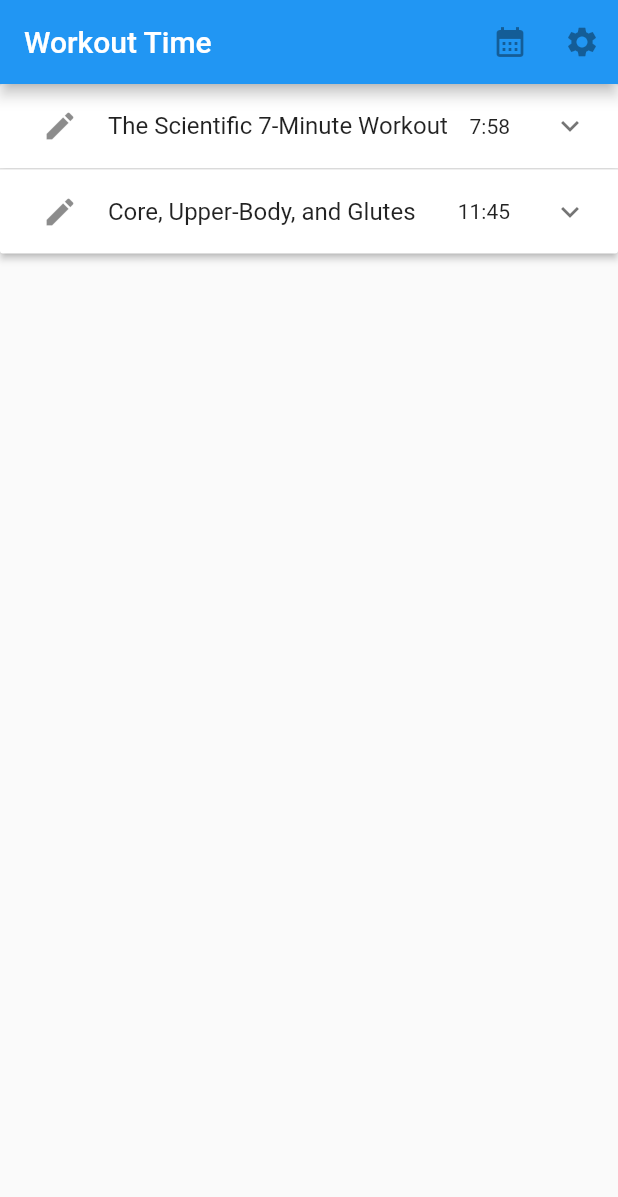
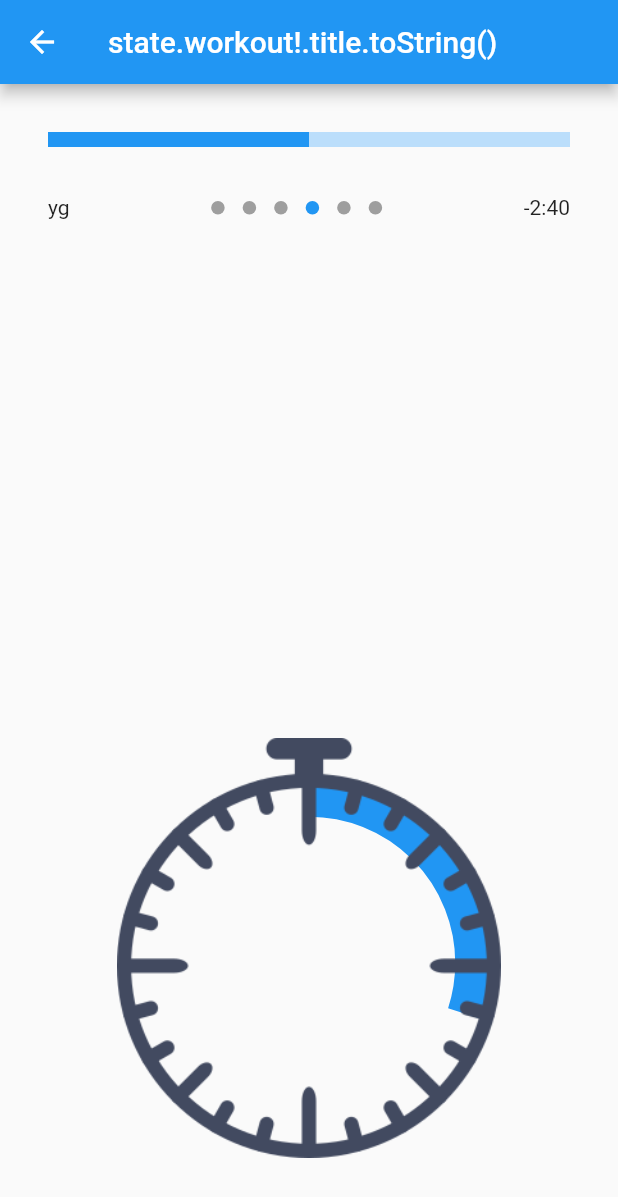
Before and after one commit to ckchamara/flutter_bloc_app_complete_youtube_bloc, a Flutter app: the screen it shows after launch, on a phone screen of 412 x 824 dp. Shown: the top 1197 px of the screen. Run offline on Flutter 3.47's test engine with Material 2 defaults, Android fonts, the phone set to English and light mode, and no system bars; drawn by our look-alikes of dots_indicator; our stand-ins replace equatable, flutter_bloc, numberpicker.

Commit message:
final poits

```diff
--- a/lib/routes/routes.dart
+++ b/lib/routes/routes.dart
@@ -1,8 +1,10 @@
 import 'package:flutter/cupertino.dart';
 import '../screens/editWorkoutScreen.dart';
 import '../screens/homeScreen.dart';
+import '../screens/workout_in_progress_screen.dart';
 
 Map<String, WidgetBuilder> routes = {
-  '/': (context) => const HomeScreen(),
+  // '/': (context) => const HomeScreen(),
+  '/': (context) => const WorkoutInProgressScreen(),
   '/editWorkoutScreen': (context) => const EditWorkoutScreen(),
 };
--- /dev/null
+++ b/lib/screens/workout_in_progress_screen.dart
@@ -0,0 +1,97 @@
+import 'package:dots_indicator/dots_indicator.dart';
+import 'package:flutter/material.dart';
+import 'package:flutter_bloc/flutter_bloc.dart';
+import 'package:flutter_bloc_app_complete/blocs/workoutBloc/workout_bloc.dart';
+import 'package:flutter_bloc_app_complete/blocs/workoutBloc/workout_bloc.dart';
+
+import '../blocs/helpers/helper.dart';
+
+class WorkoutInProgressScreen extends StatefulWidget {
+  const WorkoutInProgressScreen({Key? key}) : super(key: key);
+
+  @override
+  State<WorkoutInProgressScreen> createState() =>
+      _WorkoutInProgressScreenState();
+}
+
+class _WorkoutInProgressScreenState extends State<WorkoutInProgressScreen> {
+  @override
+  Widget build(BuildContext context) {
+    return BlocConsumer<WorkoutBloc, WorkoutState>(
+        builder: (context, state) {
+          return Scaffold(
+              appBar: AppBar(
+                title: Text("state.workout!.title.toString()"),
+                leading: BackButton(
+                    // onPressed: () =>
+                    //     BlocProvider.of<WorkoutBloc>(context).goHome(),
+                    ),
+              ),
+              body: Container(
+                padding: const EdgeInsets.all(32),
+                child: Column(
+                  children: [
+                    LinearProgressIndicator(
+                      backgroundColor: Colors.blue[100],
+                      minHeight: 10,
+                      value: 0.5,
+                    ),
+                    Padding(
+                      padding: const EdgeInsets.only(top: 30),
+                      child: Row(
+                        mainAxisAlignment: MainAxisAlignment.spaceBetween,
+                        children: [
+                          Text("yg"),
+                          DotsIndicator(
+                            dotsCount: 6,
+                            position: 3,
+                          ),
+                          Text('-${formatDuration(160)}')
+                        ],
+                      ),
+                    ),
+                    const Spacer(),
+                    InkWell(
+                      onTap: () {
+                        // if (state is WorkoutInProgress) {
+                        //   BlocProvider.of<WorkoutCubit>(context).pauseWorkout();
+                        // } else if (state is WorkoutPaused) {
+                        //   BlocProvider.of<WorkoutCubit>(context)
+                        //       .resumeWorkout();
+                        // }
+                      },
+                      child: Stack(
+                        alignment: Alignment(0, 0),
+                        children: [
+                          const Center(
+                            child: SizedBox(
+                              height: 220,
+                              width: 220,
+                              child: CircularProgressIndicator(
+                                valueColor:
+                                    AlwaysStoppedAnimation<Color>(Colors.blue),
+                                strokeWidth: 25,
+                                value: 0.3,
+                              ),
+                            ),
+                          ),
+                          Center(
+                            child: SizedBox(
+                              height: 300,
+                              width: 300,
+                              child: Padding(
+                                padding: EdgeInsets.only(bottom: 20),
+                                child: Image.asset('assets/stopwatch.png'),
+                              ),
+                            ),
+                          )
+                        ],
+                      ),
+                    )
+                  ],
+                ),
+              ));
+        },
+        listener: (context, state) {});
+  }
+}
--- a/pubspec.yaml
+++ b/pubspec.yaml
@@ -38,6 +38,7 @@ dependencies:
   hydrated_bloc: ^8.1.0
   equatable: ^2.0.5
   numberpicker: ^2.1.1
+  dots_indicator: ^2.1.0
   # The following adds the Cupertino Icons font to your application.
   # Use with the CupertinoIcons class for iOS style icons.
   cupertino_icons: ^1.0.2
```
Also changed, not shown: pubspec.lock.
